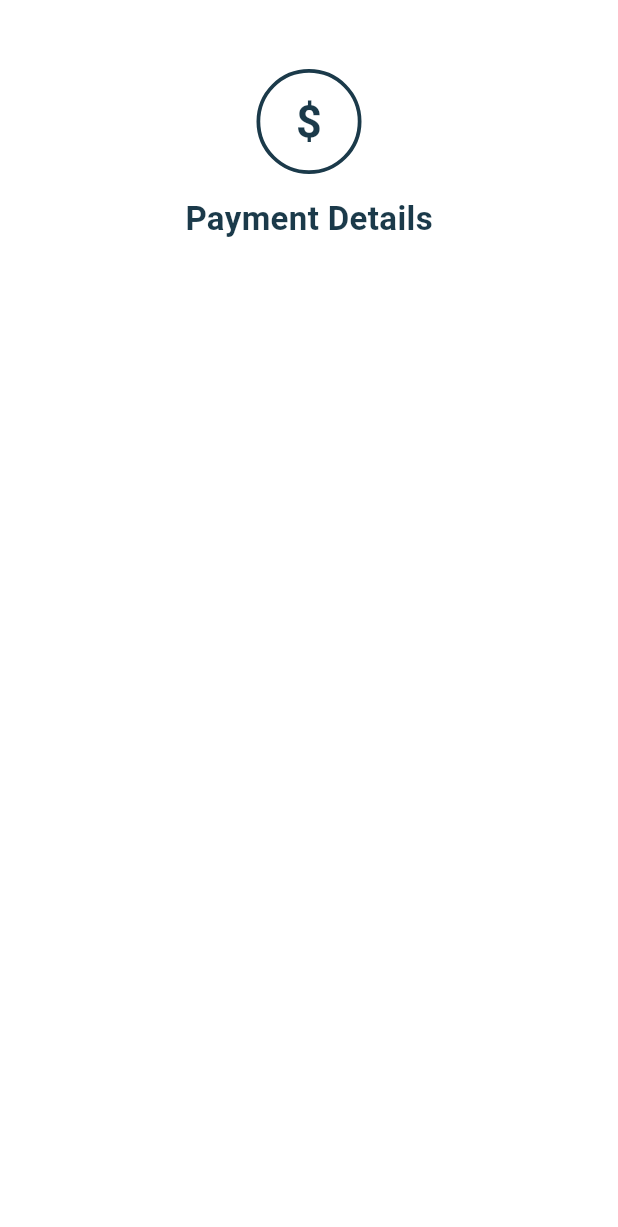
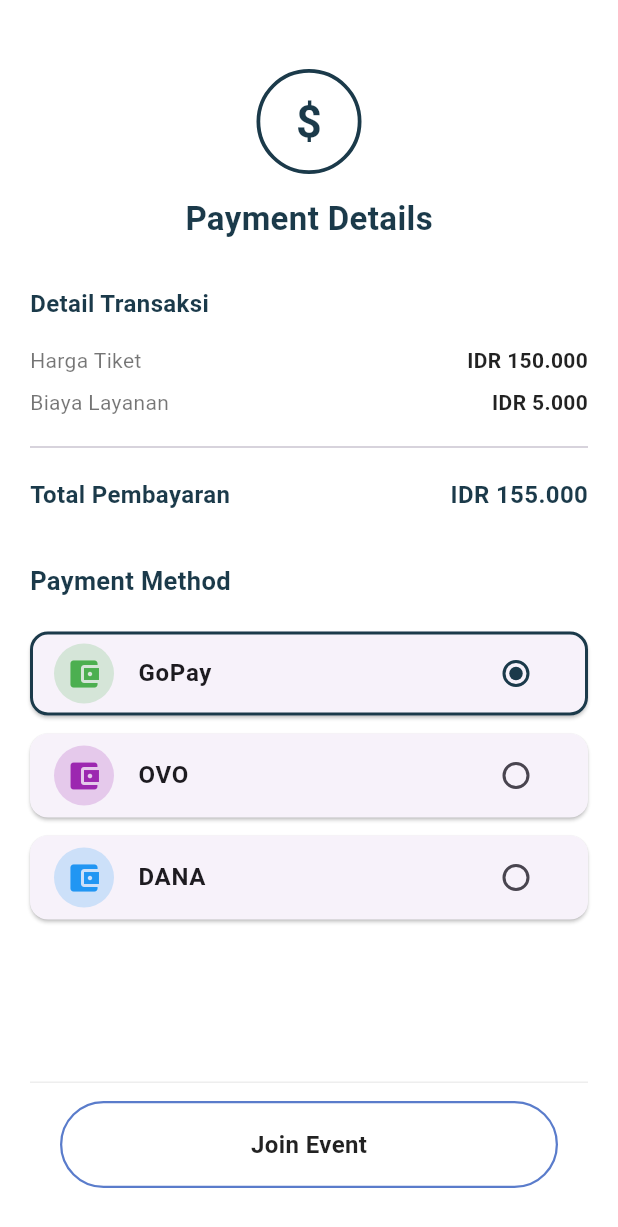
Before and after one commit to alifXz/SE-MHS, a Flutter app: the PaymentScreen screen opened directly, on a phone screen of 412 x 824 dp. Shown: the top 1227 px of the screen. Run offline on Flutter 3.47's test engine with Material 3 defaults, Android fonts, the light colour scheme and no system bars; our stand-ins replace cloud_firestore, curved_labeled_navigation_bar, firebase_auth, firebase_core, table_calendar; accounts and stored records are empty; network calls fail.

Commit message:
payment page direct to home

```diff
--- a/flutter_final_project_kintkin/lib/Pages/payment_screen.dart
+++ b/flutter_final_project_kintkin/lib/Pages/payment_screen.dart
@@ -1,6 +1,10 @@
 
 import 'package:flutter/material.dart';
+import 'package:flutter_final_project_kintkin/widgets/join_event_button.dart';
 import '../widgets/build_header.dart';
+import '../widgets/price_details.dart';
+import '../widgets/paymentMethod.dart';
+import '../widgets/payment_finnish_button.dart';
 class PaymentScreen extends StatefulWidget {
   const PaymentScreen({super.key});
 
@@ -49,9 +53,17 @@
                   children: [
                     const SizedBox(height: 30),
                     buildHeader(),
+                    const SizedBox(height: 30),
+                     buildPaymentDetails(),
+                    const SizedBox(height: 30),
+                      PaymentMethodSection()
                   ],
                 ),
               ),
+            ),
+             Padding(
+              padding: const EdgeInsets.all(20.0),
+              child:PaymentFinnishButton() ,
             ),
           ],
         ),
--- /dev/null
+++ b/flutter_final_project_kintkin/lib/widgets/PaymentOptions.dart
@@ -0,0 +1,43 @@
+import 'package:flutter/material.dart';
+class PaymentOptions extends StatelessWidget {
+  final String name;
+  final Color brandColor;
+  final bool isSelected;
+  final VoidCallback onTap;
+
+  const PaymentOptions({
+    super.key,
+    required this.name,
+    required this.brandColor,
+    required this.isSelected,
+    required this.onTap,
+  });
+
+  @override
+  Widget build(BuildContext context) {
+    return Card(
+      margin: const EdgeInsets.symmetric(vertical: 6),
+      shape: RoundedRectangleBorder(
+        borderRadius: BorderRadius.circular(12),
+        side: BorderSide(
+          color: isSelected ? const Color(0xFF1B3A4A) : Colors.transparent,
+          width: 2,
+        ),
+      ),
+      child: ListTile(
+        onTap: onTap,
+        leading: CircleAvatar(
+          backgroundColor: brandColor.withOpacity(0.2),
+          child: Icon(Icons.account_balance_wallet, color: brandColor),
+        ),
+        title: Text(name, style: const TextStyle(fontWeight: FontWeight.w600)),
+        trailing: Radio<bool>(
+          value: true,
+          groupValue: isSelected,
+          activeColor: const Color(0xFF1B3A4A),
+          onChanged: (_) => onTap(),
+        ),
+      ),
+    );
+  }
+}
--- a/flutter_final_project_kintkin/lib/widgets/paymentMethod.dart
+++ b/flutter_final_project_kintkin/lib/widgets/paymentMethod.dart
@@ -1,24 +1,38 @@
+import 'package:flutter/material.dart';
+import '../widgets/PaymentOptions.dart';
+class PaymentMethodSection extends StatefulWidget {
+  const PaymentMethodSection({super.key});
 
-import 'package:flutter/material.dart';
-import '../Pages/payment_screen.dart';
-Widget _buildPaymentMethodSection() {
+  @override
+  State<PaymentMethodSection> createState() => _PaymentMethodSectionState();
+}
+
+class _PaymentMethodSectionState extends State<PaymentMethodSection> {
+  // Pindahkan data list dan variabel selection ke dalam State
+  String _selectedMethod = 'gopay';
+
+  final List<Map<String, dynamic>> _paymentMethods = [
+    {'id': 'gopay', 'name': 'GoPay', 'color': Colors.green},
+    {'id': 'ovo', 'name': 'OVO', 'color': Colors.purple},
+    {'id': 'dana', 'name': 'DANA', 'color': Colors.blue},
+  ];
+
+  @override
+  Widget build(BuildContext context) {
     return Column(
       crossAxisAlignment: CrossAxisAlignment.start,
       children: [
         const Text(
           'Payment Method',
-          style: TextStyle(fontSize: 17, fontWeight: FontWeight.bold),
+          style: TextStyle(fontSize: 17, fontWeight: FontWeight.bold, color: Color(0xFF1B3A4A)),
         ),
         const SizedBox(height: 16),
-        // Loop list jadi tile - data-driven approach
         ..._paymentMethods.map((method) {
-          return PaymentMethodTile(
+          return PaymentOptions(
             name: method['name'],
             brandColor: method['color'],
             isSelected: _selectedMethod == method['id'],
             onTap: () {
-              // Inti dari radio behavior:
-              // update _selectedMethod, semua tile auto rebuild
               setState(() {
                 _selectedMethod = method['id'];
               });
@@ -28,3 +42,4 @@
       ],
     );
   }
+}
--- /dev/null
+++ b/flutter_final_project_kintkin/lib/widgets/payment_finnish_button.dart
@@ -0,0 +1,58 @@
+import 'package:flutter/material.dart';
+import 'package:flutter_final_project_kintkin/Pages/home_screen.dart';
+import '../Pages/payment_screen.dart';
+class PaymentFinnishButton extends StatefulWidget {
+  const PaymentFinnishButton({super.key});
+
+  @override
+  State<PaymentFinnishButton> createState() => _JoinButtonState();
+}
+
+class _JoinButtonState extends State<PaymentFinnishButton> {
+  bool _pressing = false;
+
+  @override
+  Widget build(BuildContext context) {
+    return SafeArea(
+      child: Container(
+        padding: const EdgeInsets.fromLTRB(20, 12, 20, 12),
+        decoration: const BoxDecoration(
+          color: Colors.white,
+          border: Border(top: BorderSide(color: Color(0xFFEEEEEE))),
+        ),
+        child: GestureDetector(
+          onTapDown: (_) => setState(() => _pressing = true),
+          onTapUp: (_) => setState(() => _pressing = false),
+          onTap: () {
+            setState(() => _pressing = false);
+            Navigator.of(context).pop();
+            Navigator.of(context).push(
+              MaterialPageRoute(
+                builder: (context) => const HomeScreen(),
+                ),
+            );
+          },
+          onTapCancel: () => setState(() => _pressing = false),
+          child: AnimatedContainer(
+            duration: const Duration(milliseconds: 100),
+            padding: const EdgeInsets.symmetric(vertical: 16),
+            decoration: BoxDecoration(
+              color: _pressing ? const Color(0xFF003049) : Colors.transparent,
+              border: Border.all(color: const Color(0xFF5A7CCB), width: 1.5),
+              borderRadius: BorderRadius.circular(50),
+            ),
+            alignment: Alignment.center,
+            child: Text(
+              "Join Event",
+              style: TextStyle(
+                fontSize: 16,
+                fontWeight: FontWeight.w600,
+                color: _pressing ? Colors.white : Colors.black87,
+              ),
+            ),
+          ),
+        ),
+      ),
+    );
+  }
+}
--- a/flutter_final_project_kintkin/lib/widgets/price_details.dart
+++ b/flutter_final_project_kintkin/lib/widgets/price_details.dart
@@ -1,26 +1,21 @@
 import 'package:flutter/material.dart';
-import 'priceRow.dart';
-
-Widget priceDetails({
-  required int price,
-  required int tax,
-  required int serviceFee,
-  required String Function(int) formatRupiah,
-}) {
-  final total = price + tax + serviceFee;
-
+import '../widgets/priceRow.dart';
+Widget buildPaymentDetails() {
     return Column(
+      crossAxisAlignment: CrossAxisAlignment.start,
       children: [
-      priceRow('Price', formatRupiah(price)),
-      const SizedBox(height: 14),
-      priceRow('Tax', formatRupiah(tax)),
-      const SizedBox(height: 14),
-      priceRow('Service Fees', formatRupiah(serviceFee)),
+        const Text(
+          "Detail Transaksi",
+          style: TextStyle(fontSize: 16, fontWeight: FontWeight.bold, color: Color(0xFF1B3A4A)),
+        ),
+        const SizedBox(height: 12),
+        buildDetailRow("Harga Tiket", "IDR 150.000"),
+        buildDetailRow("Biaya Layanan", "IDR 5.000"),
         const Padding(
-        padding: EdgeInsets.symmetric(vertical: 18),
-        child: Divider(height: 1, color: Color(0xFFE0E0E0)),
+          padding: EdgeInsets.symmetric(vertical: 8.0),
+          child: Divider(),
         ),
-      priceRow('Total', formatRupiah(total), isBold: true),
+        buildDetailRow("Total Pembayaran", "IDR 155.000", isTotal: true),
       ],
     );
   }
```
Also changed, not shown: flutter_final_project_kintkin/lib/widgets/priceRow.dart (+23 -12 lines). Lines whose indentation alone changed are shown as unchanged.
